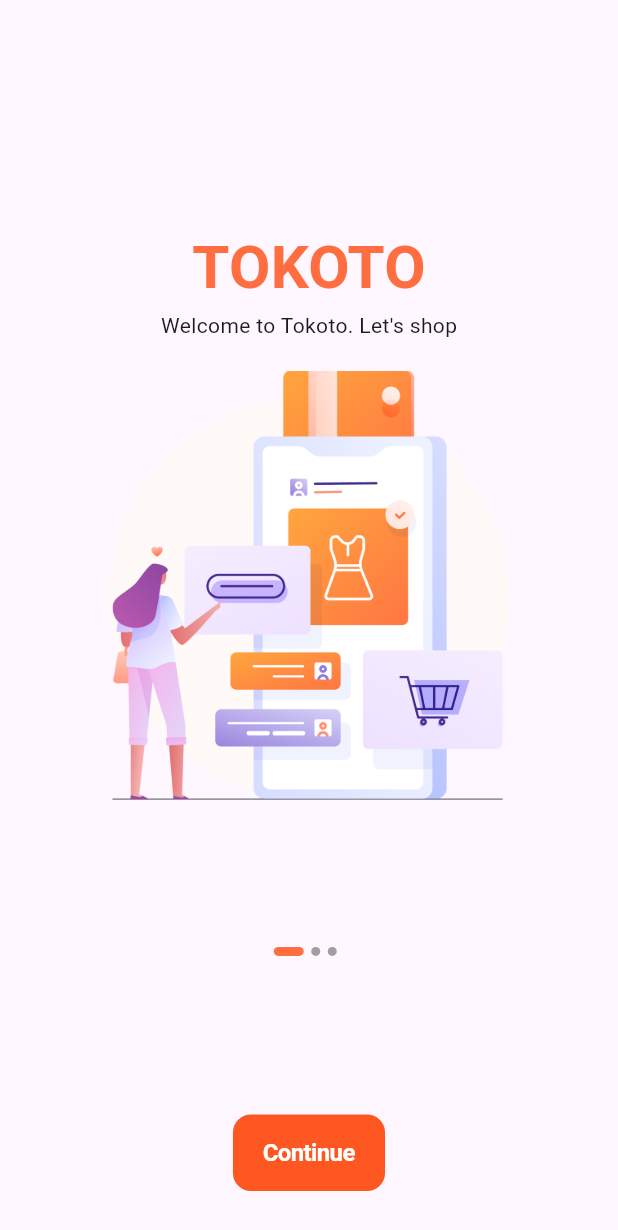
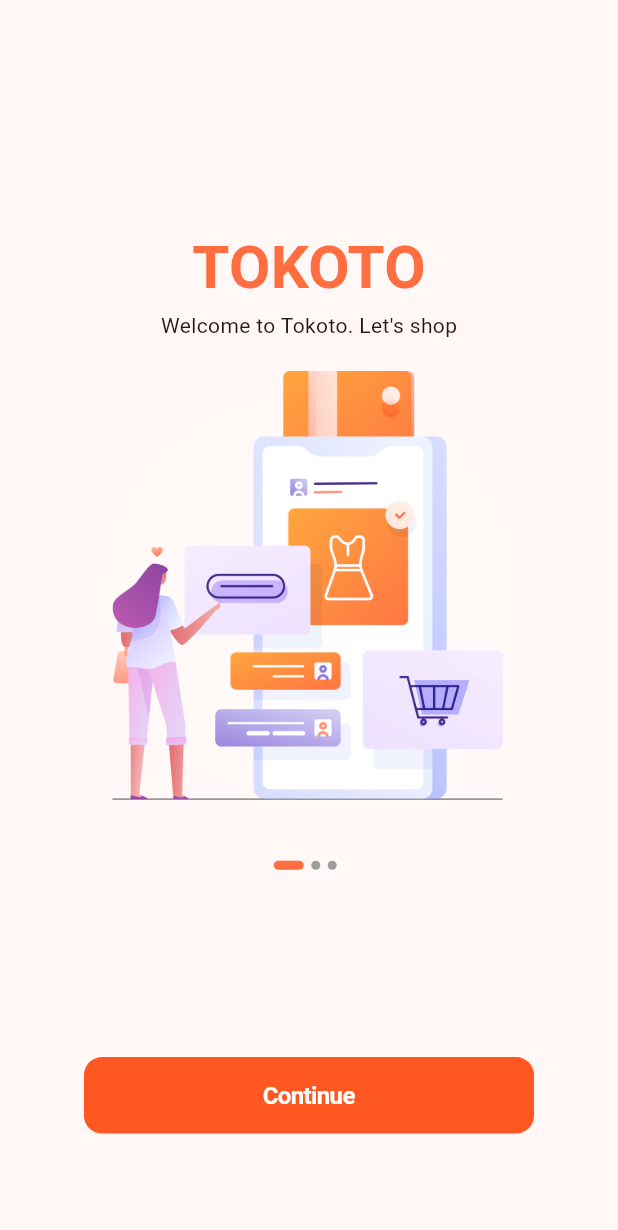
Before and after one commit to ThanhTien3103/e_commerce, a Flutter app: the screen it shows after launch, on a phone screen of 412 x 824 dp. Shown: the top 1230 px of the screen. Run offline on Flutter 3.47's test engine with Material 3 defaults, Android fonts, the phone set to English and light mode, and no system bars; our stand-ins replace get.

Commit message:
Add Login Scenes UI

```diff
--- a/lib/bindings/binding.dart
+++ b/lib/bindings/binding.dart
@@ -1,3 +1,4 @@
+import 'package:e_commerce/src/view_models/login_view_model.dart';
 import 'package:get/get.dart';
 import '../src/view_models/board_view_model.dart';
 
@@ -5,5 +6,6 @@ class DependencyBindings extends Bindings {
   @override
   void dependencies() {
     Get.lazyPut<DotController>(() => DotController());
+    Get.lazyPut<LoginUserViewModel>(() => LoginUserViewModel());
   }
 }
--- a/lib/main.dart
+++ b/lib/main.dart
@@ -30,7 +30,7 @@ class MyApp extends StatelessWidget {
         //
         // This works for code too, not just values: Most code changes can be
         // tested with just a hot reload.
-        colorScheme: ColorScheme.fromSeed(seedColor: Colors.deepPurple),
+        colorScheme: ColorScheme.fromSeed(seedColor: Colors.deepOrange),
         useMaterial3: true,
       ),
       initialBinding: DependencyBindings(),
--- a/lib/src/view/scenes/on_broad_scenes.dart
+++ b/lib/src/view/scenes/on_broad_scenes.dart
@@ -1,11 +1,9 @@
-import 'package:flutter/cupertino.dart';
+import 'package:e_commerce/src/view/scenes/login_scene.dart';
+import 'package:e_commerce/src/view/widgets/button_orange_widget.dart';
 import 'package:flutter/material.dart';
 import 'package:get/get.dart';
 
 import '../../view_models/board_view_model.dart';
-
-
-
 
 class OnBroadScenes extends GetWidget<DotController> {
   const OnBroadScenes({super.key});
@@ -23,7 +21,6 @@ class OnBroadScenes extends GetWidget<DotController> {
   }
   @override
   Widget build(BuildContext context) {
-    // TODO: implement build
      return Scaffold(
        body: Obx(() =>
            Column (
@@ -71,17 +68,10 @@ class OnBroadScenes extends GetWidget<DotController> {
                        children: List.generate(3, (index) => buildDot(index: index)),
                      ),
                      const Spacer(),
-                     Container(
-                       padding: const EdgeInsets.fromLTRB(0, 10, 0, 30),
-                       child: CupertinoButton(
-                         color: Colors.deepOrange,
-                         onPressed: () {},
-                         child: const Text(
-                           'Continue',
-                           style: TextStyle(fontWeight: FontWeight.bold, fontSize: 16, color: Colors.white),
-                         ),
-                       ),
-                     )
+                     const Spacer(),
+                     const Spacer(),
+                     ButtonOrange(title: 'Continue', onPress: () { Get.to(const LoginScene()); }),
+                     const Spacer(),
                    ],
                  ),
                )
--- /dev/null
+++ b/lib/src/view/widgets/button_orange_widget.dart
@@ -0,0 +1,31 @@
+import 'package:flutter/cupertino.dart';
+import 'package:flutter/material.dart';
+import 'package:get/get.dart';
+
+import '../scenes/login_scene.dart';
+
+class ButtonOrange extends StatelessWidget {
+  final String title;
+  final Function() onPress;
+  const ButtonOrange({
+    super.key,
+    required this.title,
+    required this.onPress,
+  });
+
+  @override
+  Widget build(BuildContext context) {
+    return Container(
+      width: 300,
+      padding: const EdgeInsets.fromLTRB(0, 10, 0, 30),
+      child: CupertinoButton(
+        color: Colors.deepOrange,
+        onPressed: onPress,
+        child: Text(
+          title,
+          style: const TextStyle(fontWeight: FontWeight.bold, fontSize: 16, color: Colors.white),
+        ),
+      ),
+    );
+  }
+}
--- /dev/null
+++ b/lib/src/view_models/login_view_model.dart
@@ -0,0 +1,22 @@
+import 'package:flutter/foundation.dart';
+import 'package:get/get.dart';
+
+class LoginUserViewModel extends GetxController {
+  Rx<bool> isRemember = false.obs;
+  final Rx<String> _email = ''.obs;
+  final Rx<String> _password = ''.obs;
+  void inputChanged({required String label, String newValue = ''}){
+    switch (label) {
+      case 'Email':
+        _email.value = newValue;
+        break;
+      case 'Password':
+        _password.value = newValue;
+        break;
+      default:
+        if (kDebugMode) {
+          print(label);
+        }
+    }
+  }
+}
```
Also changed, not shown: lib/src/view/scenes/login_scene.dart (added, +96 -0 lines), lib/src/view/widgets/balloon_icon_widget.dart (added, +36 -0 lines), lib/src/view/widgets/text_field_widget.dart (added, +43 -0 lines).
